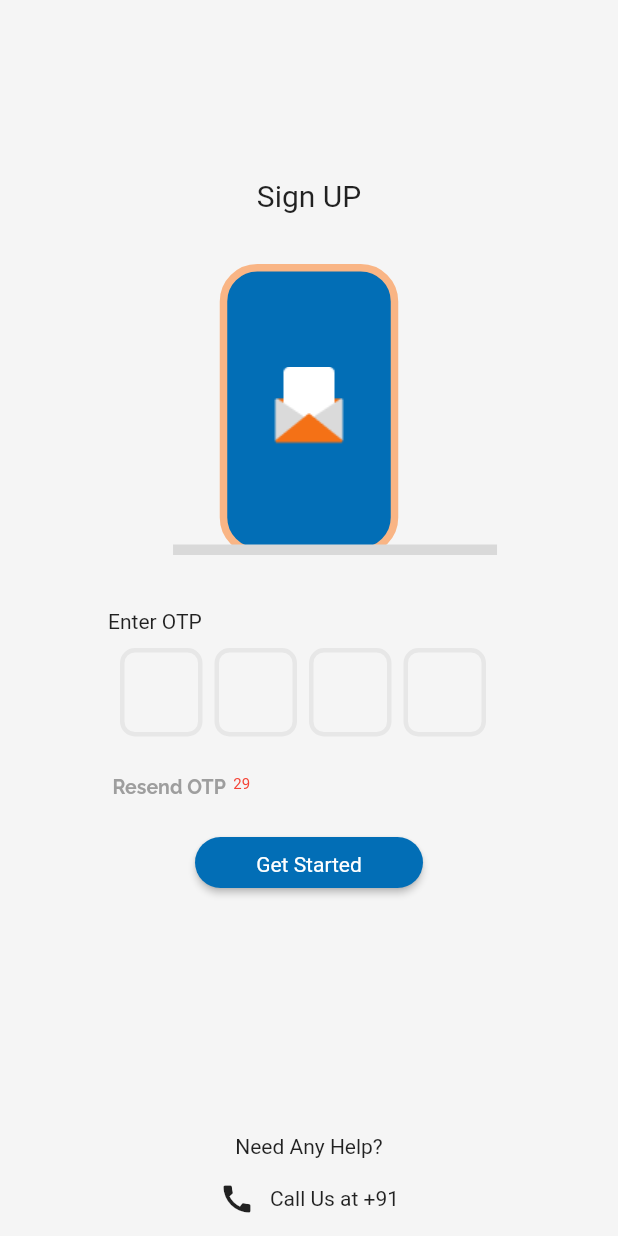
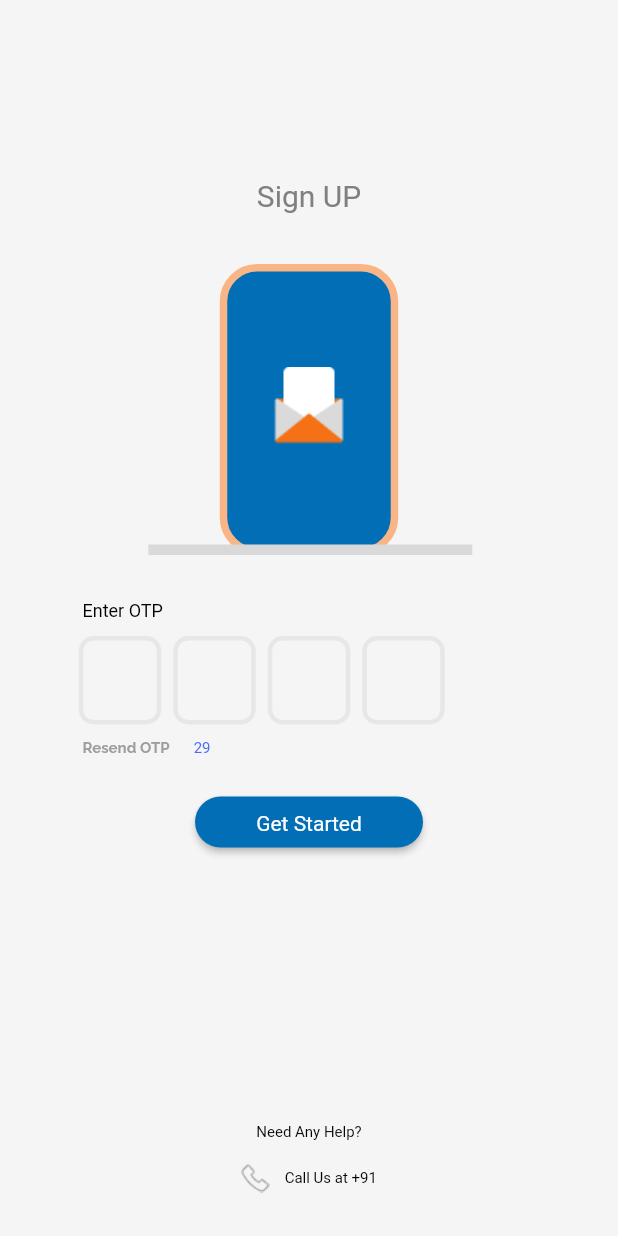
Before and after one commit to chantimudavath/packers_bility, a Flutter app: the OTPScreen screen opened by its route, on a phone screen of 412 x 824 dp. Run offline on Flutter 3.47's test engine with Material 2 defaults, Android fonts, the phone set to English and light mode, and no system bars; drawn by our look-alikes of flutter_otp_text_field; our stand-ins replace carousel_slider, curved_navigation_bar, easy_localization, flutter_svg, get, google_fonts.

Commit message:
otp page

```diff
--- a/lib/LoginFlow/otp.dart
+++ b/lib/LoginFlow/otp.dart
@@ -67,11 +67,14 @@ class _OTPScreenState extends State<OTPScreen> {
               Align(
                 alignment: Alignment.center,
                 child: Padding(
-                  padding: const EdgeInsets.only(top: 119),
+                  padding: const EdgeInsets.only(top: 119,),
                   child: Container(
                     child: const Text(
                       "Sign UP",
-                      style: TextStyle(fontSize: 20),
+                      style: TextStyle(
+                        fontSize: 20,
+                        color: Color(0xFF808080)
+                        ),
                     ),
                   ),
                 ),
@@ -104,7 +107,7 @@ class _OTPScreenState extends State<OTPScreen> {
                    ),
                  ),
                Positioned(
-                left: MediaQuery.of(context).size.width*0.28,
+                left: MediaQuery.of(context).size.width*0.24,
                 bottom: 0,
                  child: Container(
                   width: 216,
@@ -114,11 +117,20 @@ class _OTPScreenState extends State<OTPScreen> {
                ),
                 ],
                ),
+               SizedBox(
+                height: 30,
+               ),
               Padding(
-                padding: EdgeInsets.only(left: 72, right: 72, top: 36),
+                padding: EdgeInsets.only(left: 55, right: 286),
                 child: Row(
                   children: [
-                    Text('Enter OTP'),
+                    Text('Enter OTP',
+                    style: TextStyle(
+                      fontSize: 12,
+                      color: Color(0xFF000000),
+
+                    ),),
+
                   ],
                 ),
               ),
@@ -128,13 +140,13 @@ class _OTPScreenState extends State<OTPScreen> {
 
               getotp(),
               const SizedBox(
-                height: 26,
+                height: 10,
               ),
 
               Padding(
                 padding: EdgeInsets.only(
-                  left: 75,
-                  right: 35,
+                  left: 55,
+
                 ),
                 child: Container(
                   child: Row(
@@ -146,7 +158,7 @@ class _OTPScreenState extends State<OTPScreen> {
                         child: Text(
                           "Resend OTP",
                           style: TextStyle(
-                              fontSize: 13,
+                              fontSize: 10,
                               color: enableResend
                                   ? Color.fromARGB(255, 39, 39, 39)
                                   : Colors.grey,
@@ -155,11 +167,14 @@ class _OTPScreenState extends State<OTPScreen> {
                         ),
                       ),
                       SizedBox(
-                        width: 5,
+                        width: 16,
                       ),
                       Text(
                         secondsRemaining.toString(),
-                        style: TextStyle(color: Colors.red, fontSize: 10),
+                        style: TextStyle(
+                          color: Color(0xFF466EFB),
+                           fontSize: 10,
+                           ),
                       ),
                     ],
                   ),
@@ -192,36 +207,41 @@ class _OTPScreenState extends State<OTPScreen> {
                           textStyle: MaterialStateProperty.all(
                               TextStyle(fontSize: 14))),
                     ),
-                  )),
+                  ),
+                  ),
               const SizedBox(
-                height: 164,
+                height: 184,
               ),
               Align(alignment: Alignment.bottomCenter,
-                child: const Text(ProjectStrings.needAnyHelp)),
+                child: const Text(
+                  ProjectStrings.needAnyHelp,
+                  style: TextStyle(
+                    fontSize: 10,
+                    color: Color(0xFF000000),
+                  ),)),
               SizedBox(
                 height: 15,
               ),
-              // Align(
-              //   alignment: Alignment.bottomCenter,
-              //   child: Row(
-              //   children: [Icon(Icons.call),
-              //   SizedBox(
 
-              //   ),
-              //   Text(ProjectStrings.callUsAt)
-              //   ],
-
-              //   ),
-              // )
               Row(
                 crossAxisAlignment: CrossAxisAlignment.center,
                 mainAxisAlignment: MainAxisAlignment.center,
                 children: [
-                  Icon(Icons.call),
+                  Container(
+                    child: Image.asset(
+                      "assets/call_icon.png",
+                  height: 19,
+                  width: 19,
+            ),
+                    ),
                   SizedBox(
                     width: 10,
                   ),
-                  Text(ProjectStrings.callUsAt),
+                  Text(ProjectStrings.callUsAt,
+                  style: TextStyle(
+                    fontSize: 10,
+                    color: Color(0xFF000000),
+                  ),),
                 ],
               )
             ],
@@ -232,7 +252,11 @@ class _OTPScreenState extends State<OTPScreen> {
   }
 
   getotp() {
-    return OtpTextField(
+
+    return Padding(
+
+      padding: const EdgeInsets.only(left: 0, right: 55),
+      child: OtpTextField(
         numberOfFields: 4,
         fieldWidth: 55,
         borderWidth: 3,
@@ -255,6 +279,7 @@ class _OTPScreenState extends State<OTPScreen> {
                 );
               });
         }, // end onSubmit
+      ),
     );
   }
 }
--- a/lib/main.dart
+++ b/lib/main.dart
@@ -62,7 +62,7 @@ class MyApp extends StatelessWidget {
         primarySwatch: Colors.blue,
       ),
        getPages: [
-        GetPage(name: '/', page: () => const MyProfile()),
+        GetPage(name: '/', page: () => const OTPScreen()),
         GetPage(name: '/otpScreen', page: () => const OTPScreen()),
         GetPage(name: '/homePage', page: () => const HomePage()),
         GetPage(name: '/welComeScreen', page: () => const WelComeScreen()),
--- a/lib/profile_screens/profile_screen.dart
+++ b/lib/profile_screens/profile_screen.dart
@@ -19,7 +19,8 @@ class _MyProfileState extends State<MyProfile> {
     print("Aj${arr.length}");
     return Column(
       children: List.generate(arr.length, (index) {
-        return Column(children: [
+        return Column(
+          children: [
           Container(
             child: Padding(
               padding: const EdgeInsets.only(
@@ -102,7 +103,7 @@ class _MyProfileState extends State<MyProfile> {
         backgroundColor: Colors.transparent,
         index: selectedIconIndex,
         buttonBackgroundColor: ColorCodes.AppleColor,
-        height: 60.0,
+        height: 44.0,
         color: ColorCodes.whiteWithOpacity,
         onTap: (index) {
           setState(() {
```
Also changed, not shown: assets/call_icon.png (added). Lines whose indentation alone changed are shown as unchanged.
